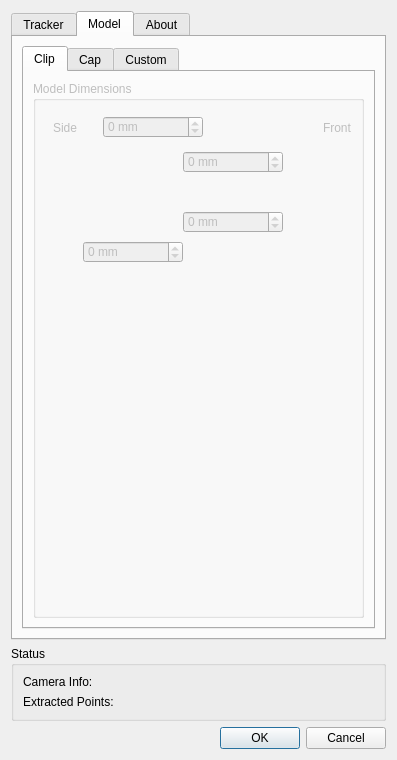
opentrack/opentrack, file tracker-easy/tracker-easy-settings.ui: the form before one commit.
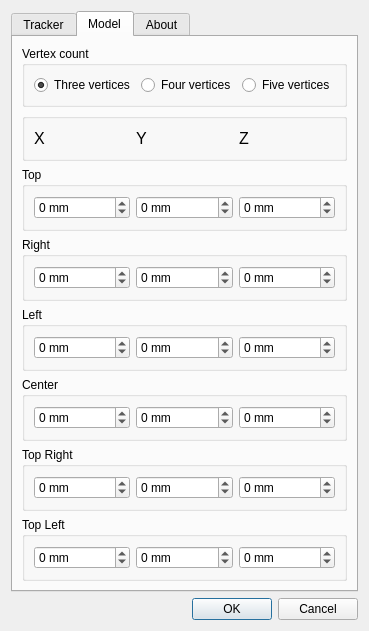
The form after the commit. The open tabs and pages were chosen to show the change. Icons and pictures are not drawn.

Commit message: Easy Tracker: Removing support for specific models such as clip and cap. Only generic model supported from now on. Removing vestige from calibration stuff. Changing version to 1.0.

Diff of the .ui file:
```diff
--- a/tracker-easy/tracker-easy-settings.ui
+++ b/tracker-easy/tracker-easy-settings.ui
@@ -36,7 +36,7 @@
    <property name="sizeConstraint">
     <enum>QLayout::SetFixedSize</enum>
    </property>
-   <item row="8" column="0">
+   <item row="7" column="0">
     <widget class="QDialogButtonBox" name="buttonBox">
      <property name="sizePolicy">
       <sizepolicy hsizetype="Preferred" vsizetype="Maximum">
@@ -61,7 +61,7 @@
       <locale language="English" country="UnitedStates"/>
      </property>
      <property name="currentIndex">
-      <number>0</number>
+      <number>2</number>
      </property>
      <widget class="QWidget" name="tabTracker">
       <attribute name="title">
@@ -477,340 +477,41 @@
       <attribute name="title">
        <string>Model</string>
       </attribute>
-      <layout class="QGridLayout" name="gridLayout_3">
-       <item row="0" column="0">
-        <widget class="QTabWidget" name="model_tabs">
-         <property name="enabled">
-          <bool>true</bool>
-         </property>
-         <property name="sizePolicy">
-          <sizepolicy hsizetype="Preferred" vsizetype="Minimum">
-           <horstretch>0</horstretch>
-           <verstretch>0</verstretch>
-          </sizepolicy>
-         </property>
-         <property name="tabShape">
-          <enum>QTabWidget::Rounded</enum>
-         </property>
-         <property name="currentIndex">
-          <number>2</number>
-         </property>
-         <property name="usesScrollButtons">
-          <bool>false</bool>
-         </property>
-         <property name="documentMode">
-          <bool>false</bool>
-         </property>
-         <property name="tabsClosable">
-          <bool>false</bool>
-         </property>
-         <widget class="QWidget" name="tabClip">
-          <property name="enabled">
-           <bool>false</bool>
-          </property>
-          <attribute name="title">
-           <string>Clip</string>
-          </attribute>
-          <layout class="QGridLayout" name="gridLayout_6">
-           <item row="0" column="0">
-            <widget class="QGroupBox" name="groupBox_8">
-             <property name="sizePolicy">
-              <sizepolicy hsizetype="Preferred" vsizetype="Minimum">
-               <horstretch>0</horstretch>
-               <verstretch>0</verstretch>
-              </sizepolicy>
-             </property>
-             <property name="minimumSize">
-              <size>
-               <width>331</width>
-               <height>208</height>
-              </size>
-             </property>
+      <layout class="QVBoxLayout" name="verticalLayout_2">
+       <item>
+        <widget class="QGroupBox" name="groupBoxCustomModelType">
              <property name="title">
-              <string>Model Dimensions</string>
-             </property>
-             <widget class="QSpinBox" name="clip_tlength_spin">
-              <property name="geometry">
-               <rect>
-                <x>70</x>
-                <y>35</y>
-                <width>100</width>
-                <height>22</height>
-               </rect>
-              </property>
-              <property name="suffix">
-               <string> mm</string>
-              </property>
-              <property name="minimum">
-               <number>-65535</number>
-              </property>
-              <property name="maximum">
-               <number>65535</number>
-              </property>
-             </widget>
-             <widget class="QSpinBox" name="clip_bheight_spin">
-              <property name="geometry">
-               <rect>
-                <x>150</x>
-                <y>130</y>
-                <width>100</width>
-                <height>22</height>
-               </rect>
-              </property>
-              <property name="suffix">
-               <string> mm</string>
-              </property>
-              <property name="minimum">
-               <number>-65535</number>
-              </property>
-              <property name="maximum">
-               <number>65535</number>
-              </property>
-             </widget>
-             <widget class="QLabel" name="label_44">
-              <property name="geometry">
-               <rect>
-                <x>65</x>
-                <y>55</y>
-                <width>71</width>
-                <height>111</height>
-               </rect>
-              </property>
+          <string>Vertex count</string>
+         </property>
+         <layout class="QHBoxLayout" name="horizontalLayout">
+          <item>
+           <widget class="QRadioButton" name="iRadioButtonCustomModelThree">
               <property name="text">
-               <string/>
-              </property>
-              <property name="pixmap">
-               <pixmap resource="tracker_easy.qrc">:/Resources/clip_side.png</pixmap>
-              </property>
-             </widget>
-             <widget class="QLabel" name="label_50">
-              <property name="geometry">
-               <rect>
-                <x>20</x>
-                <y>40</y>
-                <width>46</width>
-                <height>13</height>
-               </rect>
-              </property>
+             <string>Three vertices</string>
+            </property>
+            <property name="checked">
+             <bool>true</bool>
+            </property>
+           </widget>
+          </item>
+          <item>
+           <widget class="QRadioButton" name="iRadioButtonCustomModelFour">
               <property name="text">
-               <string>Side</string>
-              </property>
-             </widget>
-             <widget class="QSpinBox" name="clip_blength_spin">
-              <property name="geometry">
-               <rect>
-                <x>50</x>
-                <y>160</y>
-                <width>100</width>
-                <height>22</height>
-               </rect>
-              </property>
-              <property name="suffix">
-               <string> mm</string>
-              </property>
-              <property name="minimum">
-               <number>-65535</number>
-              </property>
-              <property name="maximum">
-               <number>65535</number>
-              </property>
-             </widget>
-             <widget class="QSpinBox" name="clip_theight_spin">
-              <property name="geometry">
-               <rect>
-                <x>150</x>
-                <y>70</y>
-                <width>100</width>
-                <height>22</height>
-               </rect>
-              </property>
-              <property name="suffix">
-               <string> mm</string>
-              </property>
-              <property name="minimum">
-               <number>-65535</number>
-              </property>
-              <property name="maximum">
-               <number>65535</number>
-              </property>
-             </widget>
-             <widget class="QLabel" name="label_51">
-              <property name="geometry">
-               <rect>
-                <x>290</x>
-                <y>40</y>
-                <width>46</width>
-                <height>13</height>
-               </rect>
-              </property>
-              <property name="text">
-               <string>Front</string>
-              </property>
-             </widget>
-             <widget class="QLabel" name="label_45">
-              <property name="geometry">
-               <rect>
-                <x>300</x>
-                <y>70</y>
-                <width>21</width>
-                <height>111</height>
-               </rect>
-              </property>
-              <property name="text">
-               <string/>
-              </property>
-              <property name="pixmap">
-               <pixmap resource="tracker_easy.qrc">:/Resources/clip_front.png</pixmap>
-              </property>
-             </widget>
-            </widget>
-           </item>
-          </layout>
-         </widget>
-         <widget class="QWidget" name="tabCap">
-          <attribute name="title">
-           <string>Cap</string>
-          </attribute>
-          <layout class="QVBoxLayout" name="verticalLayout_14">
+             <string>Four vertices</string>
+            </property>
+           </widget>
+          </item>
            <item>
-            <widget class="QGroupBox" name="groupBox_9">
-             <property name="minimumSize">
-              <size>
-               <width>331</width>
-               <height>208</height>
-              </size>
-             </property>
-             <property name="title">
-              <string>Model Dimensions</string>
-             </property>
-             <widget class="QLabel" name="label_46">
-              <property name="geometry">
-               <rect>
-                <x>100</x>
-                <y>60</y>
-                <width>111</width>
-                <height>81</height>
-               </rect>
-              </property>
+           <widget class="QRadioButton" name="iRadioButtonCustomModelFive">
               <property name="text">
-               <string/>
-              </property>
-              <property name="pixmap">
-               <pixmap resource="tracker_easy.qrc">:/Resources/cap_side.png</pixmap>
-              </property>
-             </widget>
-             <widget class="QLabel" name="label_48">
-              <property name="geometry">
-               <rect>
-                <x>20</x>
-                <y>40</y>
-                <width>46</width>
-                <height>13</height>
-               </rect>
-              </property>
-              <property name="text">
-               <string>Side</string>
-              </property>
-             </widget>
-             <widget class="QSpinBox" name="cap_length_spin">
-              <property name="geometry">
-               <rect>
-                <x>90</x>
-                <y>40</y>
-                <width>101</width>
-                <height>22</height>
-               </rect>
-              </property>
-              <property name="suffix">
-               <string> mm</string>
-              </property>
-              <property name="minimum">
-               <number>-65535</number>
-              </property>
-              <property name="maximum">
-               <number>65535</number>
-              </property>
-             </widget>
-             <widget class="QLabel" name="label_47">
-              <property name="geometry">
-               <rect>
-                <x>220</x>
-                <y>100</y>
-                <width>81</width>
-                <height>81</height>
-               </rect>
-              </property>
-              <property name="text">
-               <string/>
-              </property>
-              <property name="pixmap">
-               <pixmap resource="tracker_easy.qrc">:/Resources/cap_front.png</pixmap>
-              </property>
-             </widget>
-             <widget class="QSpinBox" name="cap_width_spin">
-              <property name="geometry">
-               <rect>
-                <x>240</x>
-                <y>70</y>
-                <width>81</width>
-                <height>22</height>
-               </rect>
-              </property>
-              <property name="suffix">
-               <string> mm</string>
-              </property>
-              <property name="minimum">
-               <number>-65535</number>
-              </property>
-              <property name="maximum">
-               <number>65535</number>
-              </property>
-             </widget>
-             <widget class="QLabel" name="label_49">
-              <property name="geometry">
-               <rect>
-                <x>240</x>
-                <y>40</y>
-                <width>46</width>
-                <height>13</height>
-               </rect>
-              </property>
-              <property name="text">
-               <string>Front</string>
-              </property>
-             </widget>
-             <widget class="QSpinBox" name="cap_height_spin">
-              <property name="geometry">
-               <rect>
-                <x>20</x>
-                <y>90</y>
-                <width>81</width>
-                <height>22</height>
-               </rect>
-              </property>
-              <property name="suffix">
-               <string> mm</string>
-              </property>
-              <property name="minimum">
-               <number>-65535</number>
-              </property>
-              <property name="maximum">
-               <number>65535</number>
-              </property>
-             </widget>
-            </widget>
+             <string>Five vertices</string>
+            </property>
+           </widget>
            </item>
           </layout>
          </widget>
-         <widget class="QWidget" name="tabModelCustom">
-          <property name="enabled">
-           <bool>true</bool>
-          </property>
-          <attribute name="title">
-           <string>Custom</string>
-          </attribute>
-          <layout class="QGridLayout" name="gridLayout">
-           <item row="1" column="0">
+       </item>
+       <item>
             <widget class="QGroupBox" name="groupBox">
              <property name="title">
               <string/>
@@ -843,14 +544,17 @@
              </layout>
             </widget>
            </item>
-           <item row="7" column="0">
-            <widget class="QGroupBox" name="iGroupBoxTopRight">
+       <item>
+        <widget class="QGroupBox" name="iGroupBoxTop">
              <property name="title">
-              <string>Top Right</string>
-             </property>
-             <layout class="QHBoxLayout" name="horizontalLayout_6">
+          <string>Top</string>
+         </property>
+         <layout class="QHBoxLayout" name="horizontalLayout_2">
+          <property name="topMargin">
+           <number>9</number>
+          </property>
               <item>
-               <widget class="QSpinBox" name="iSpinVertexTopRightX">
+           <widget class="QSpinBox" name="iSpinVertexTopX">
                 <property name="suffix">
                  <string> mm</string>
                 </property>
@@ -863,7 +567,7 @@
                </widget>
               </item>
               <item>
-               <widget class="QSpinBox" name="iSpinVertexTopRightY">
+           <widget class="QSpinBox" name="iSpinVertexTopY">
                 <property name="suffix">
                  <string> mm</string>
                 </property>
@@ -876,7 +580,7 @@
                </widget>
               </item>
               <item>
-               <widget class="QSpinBox" name="iSpinVertexTopRightZ">
+           <widget class="QSpinBox" name="iSpinVertexTopZ">
                 <property name="suffix">
                  <string> mm</string>
                 </property>
@@ -891,14 +595,14 @@
              </layout>
             </widget>
            </item>
-           <item row="8" column="0">
-            <widget class="QGroupBox" name="iGroupBoxTopLeft">
+       <item>
+        <widget class="QGroupBox" name="iGroupBoxRight">
              <property name="title">
-              <string>Top Left</string>
-             </property>
-             <layout class="QHBoxLayout" name="horizontalLayout_7">
+          <string>Right</string>
+         </property>
+         <layout class="QHBoxLayout" name="horizontalLayout_3">
               <item>
-               <widget class="QSpinBox" name="iSpinVertexTopLeftX">
+           <widget class="QSpinBox" name="iSpinVertexRightX">
                 <property name="suffix">
                  <string> mm</string>
                 </property>
@@ -911,7 +615,7 @@
                </widget>
               </item>
               <item>
-               <widget class="QSpinBox" name="iSpinVertexTopLeftY">
+           <widget class="QSpinBox" name="iSpinVertexRightY">
                 <property name="suffix">
                  <string> mm</string>
                 </property>
@@ -924,7 +628,7 @@
                </widget>
               </item>
               <item>
-               <widget class="QSpinBox" name="iSpinVertexTopLeftZ">
+           <widget class="QSpinBox" name="iSpinVertexRightZ">
                 <property name="suffix">
                  <string> mm</string>
                 </property>
@@ -939,7 +643,7 @@
              </layout>
             </widget>
            </item>
-           <item row="5" column="0">
+       <item>
             <widget class="QGroupBox" name="iGroupBoxLeft">
              <property name="title">
               <string>Left</string>
@@ -987,40 +691,7 @@
              </layout>
             </widget>
            </item>
-           <item row="0" column="0">
-            <widget class="QGroupBox" name="groupBoxCustomModelType">
-             <property name="title">
-              <string>Vertex count</string>
-             </property>
-             <layout class="QHBoxLayout" name="horizontalLayout">
               <item>
-               <widget class="QRadioButton" name="iRadioButtonCustomModelThree">
-                <property name="text">
-                 <string>Three vertices</string>
-                </property>
-                <property name="checked">
-                 <bool>true</bool>
-                </property>
-               </widget>
-              </item>
-              <item>
-               <widget class="QRadioButton" name="iRadioButtonCustomModelFour">
-                <property name="text">
-                 <string>Four vertices</string>
-                </property>
-               </widget>
-              </item>
-              <item>
-               <widget class="QRadioButton" name="iRadioButtonCustomModelFive">
-                <property name="text">
-                 <string>Five vertices</string>
-                </property>
-               </widget>
-              </item>
-             </layout>
-            </widget>
-           </item>
-           <item row="6" column="0">
             <widget class="QGroupBox" name="iGroupBoxCenter">
              <property name="title">
               <string>Center</string>
@@ -1068,14 +739,14 @@
              </layout>
             </widget>
            </item>
-           <item row="3" column="0">
-            <widget class="QGroupBox" name="iGroupBoxRight">
+       <item>
+        <widget class="QGroupBox" name="iGroupBoxTopRight">
              <property name="title">
-              <string>Right</string>
-             </property>
-             <layout class="QHBoxLayout" name="horizontalLayout_3">
+          <string>Top Right</string>
+         </property>
+         <layout class="QHBoxLayout" name="horizontalLayout_6">
               <item>
-               <widget class="QSpinBox" name="iSpinVertexRightX">
+           <widget class="QSpinBox" name="iSpinVertexTopRightX">
                 <property name="suffix">
                  <string> mm</string>
                 </property>
@@ -1088,7 +759,7 @@
                </widget>
               </item>
               <item>
-               <widget class="QSpinBox" name="iSpinVertexRightY">
+           <widget class="QSpinBox" name="iSpinVertexTopRightY">
                 <property name="suffix">
                  <string> mm</string>
                 </property>
@@ -1101,7 +772,7 @@
                </widget>
               </item>
               <item>
-               <widget class="QSpinBox" name="iSpinVertexRightZ">
+           <widget class="QSpinBox" name="iSpinVertexTopRightZ">
                 <property name="suffix">
                  <string> mm</string>
                 </property>
@@ -1116,17 +787,14 @@
              </layout>
             </widget>
            </item>
-           <item row="2" column="0">
-            <widget class="QGroupBox" name="iGroupBoxTop">
+       <item>
+        <widget class="QGroupBox" name="iGroupBoxTopLeft">
              <property name="title">
-              <string>Top</string>
-             </property>
-             <layout class="QHBoxLayout" name="horizontalLayout_2">
-              <property name="topMargin">
-               <number>9</number>
-              </property>
+          <string>Top Left</string>
+         </property>
+         <layout class="QHBoxLayout" name="horizontalLayout_7">
               <item>
-               <widget class="QSpinBox" name="iSpinVertexTopX">
+           <widget class="QSpinBox" name="iSpinVertexTopLeftX">
                 <property name="suffix">
                  <string> mm</string>
                 </property>
@@ -1139,7 +807,7 @@
                </widget>
               </item>
               <item>
-               <widget class="QSpinBox" name="iSpinVertexTopY">
+           <widget class="QSpinBox" name="iSpinVertexTopLeftY">
                 <property name="suffix">
                  <string> mm</string>
                 </property>
@@ -1152,7 +820,7 @@
                </widget>
               </item>
               <item>
-               <widget class="QSpinBox" name="iSpinVertexTopZ">
+           <widget class="QSpinBox" name="iSpinVertexTopLeftZ">
                 <property name="suffix">
                  <string> mm</string>
                 </property>
@@ -1165,10 +833,6 @@
                </widget>
               </item>
              </layout>
-            </widget>
-           </item>
-          </layout>
-         </widget>
         </widget>
        </item>
       </layout>
@@ -1181,7 +845,7 @@
        <item row="0" column="0">
         <widget class="QLabel" name="label_10">
          <property name="text">
-          <string>&lt;html&gt;&lt;head/&gt;&lt;body&gt;&lt;p&gt;&lt;span style=&quot; font-weight:600;&quot;&gt;Easy Tracker&lt;br/&gt;Version 0.1&lt;/span&gt;&lt;/p&gt;&lt;p&gt;&lt;span style=&quot; font-weight:600;&quot;&gt;by Stéphane Lenclud&lt;/span&gt;&lt;/p&gt;&lt;p&gt;See  &lt;a href=&quot;https://github.com/opentrack/opentrack/wiki/Easy-Tracker&quot;&gt;&lt;span style=&quot; font-weight:600; text-decoration: underline; color:#9999AA;&quot;&gt;documentation on GitHub&lt;/span&gt;&lt;/a&gt;&lt;/p&gt;&lt;/body&gt;&lt;/html&gt;</string>
+          <string>&lt;html&gt;&lt;head/&gt;&lt;body&gt;&lt;p&gt;&lt;span style=&quot; font-weight:600;&quot;&gt;Easy Tracker&lt;br/&gt;Version 1.0&lt;/span&gt;&lt;/p&gt;&lt;p&gt;&lt;span style=&quot; font-weight:600;&quot;&gt;by Stéphane Lenclud&lt;/span&gt;&lt;/p&gt;&lt;p&gt;See &lt;a href=&quot;https://github.com/opentrack/opentrack/wiki/Easy-Tracker&quot;&gt;&lt;span style=&quot; font-weight:600; text-decoration: underline; color:#9999aa;&quot;&gt;documentation on GitHub&lt;/span&gt;&lt;/a&gt;&lt;/p&gt;&lt;/body&gt;&lt;/html&gt;</string>
          </property>
          <property name="alignment">
           <set>Qt::AlignLeading|Qt::AlignLeft|Qt::AlignTop</set>
@@ -1208,73 +872,6 @@
      </widget>
     </widget>
    </item>
-   <item row="7" column="0" alignment="Qt::AlignVCenter">
-    <widget class="QGroupBox" name="groupBox_5">
-     <property name="sizePolicy">
-      <sizepolicy hsizetype="Preferred" vsizetype="Maximum">
-       <horstretch>0</horstretch>
-       <verstretch>0</verstretch>
-      </sizepolicy>
-     </property>
-     <property name="title">
-      <string>Status</string>
-     </property>
-     <layout class="QGridLayout" name="gridLayout_10">
-      <item row="1" column="0">
-       <widget class="QLabel" name="label_3">
-        <property name="sizePolicy">
-         <sizepolicy hsizetype="Preferred" vsizetype="Maximum">
-          <horstretch>0</horstretch>
-          <verstretch>0</verstretch>
-         </sizepolicy>
-        </property>
-        <property name="text">
-         <string>Extracted Points:</string>
-        </property>
-       </widget>
-      </item>
-      <item row="0" column="0">
-       <widget class="QLabel" name="label_38">
-        <property name="sizePolicy">
-         <sizepolicy hsizetype="Preferred" vsizetype="Maximum">
-          <horstretch>0</horstretch>
-          <verstretch>0</verstretch>
-         </sizepolicy>
-        </property>
-        <property name="text">
-         <string>Camera Info:</string>
-        </property>
-       </widget>
-      </item>
-      <item row="1" column="1">
-       <widget class="QLabel" name="pointinfo_label">
-        <property name="sizePolicy">
-         <sizepolicy hsizetype="Minimum" vsizetype="Maximum">
-          <horstretch>0</horstretch>
-          <verstretch>0</verstretch>
-         </sizepolicy>
-        </property>
-        <property name="text">
-         <string/>
-        </property>
-       </widget>
-      </item>
-      <item row="0" column="1">
-       <widget class="QLabel" name="caminfo_label">
-        <property name="sizePolicy">
-         <sizepolicy hsizetype="Minimum" vsizetype="Maximum">
-          <horstretch>0</horstretch>
-          <verstretch>0</verstretch>
-         </sizepolicy>
-        </property>
-        <property name="text">
-         <string/>
-        </property>
-       </widget>
-      </item>
-     </layout>
-    </widget>
-   </item>
   </layout>
  </widget>
  <tabstops>
```
Left out of the diff: 8 changed lines with no effect on the pictures. Lines whose indentation alone changed are shown as unchanged. The commit also changes 10 other files.
